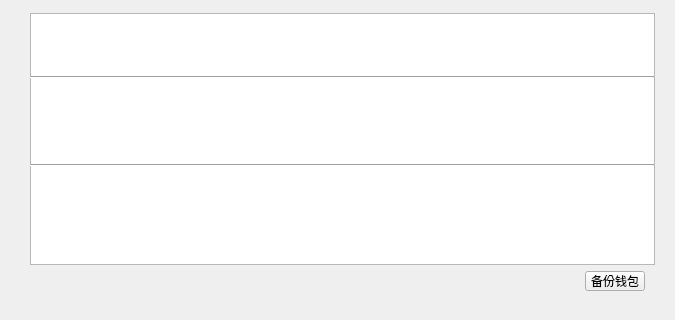
The window that AccountManagerWidget.ui (HcashOrg/hx-indicator) describes before a commit, drawn with Qt 5.
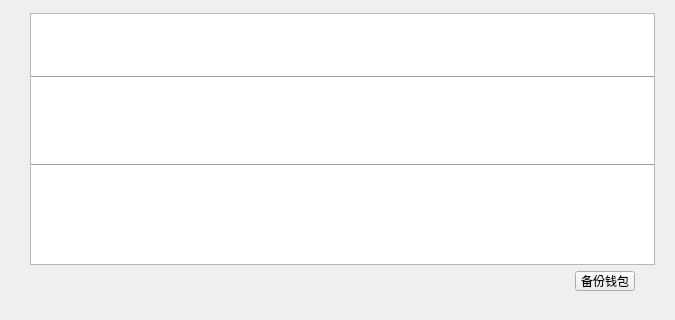
The same window after the commit.

```diff
--- a/AccountManagerWidget.ui
+++ b/AccountManagerWidget.ui
@@ -41,7 +41,7 @@
   <widget class="QToolButton" name="toolButton">
    <property name="geometry">
     <rect>
-     <x>585</x>
+     <x>575</x>
      <y>271</y>
      <width>60</width>
      <height>20</height>
```
